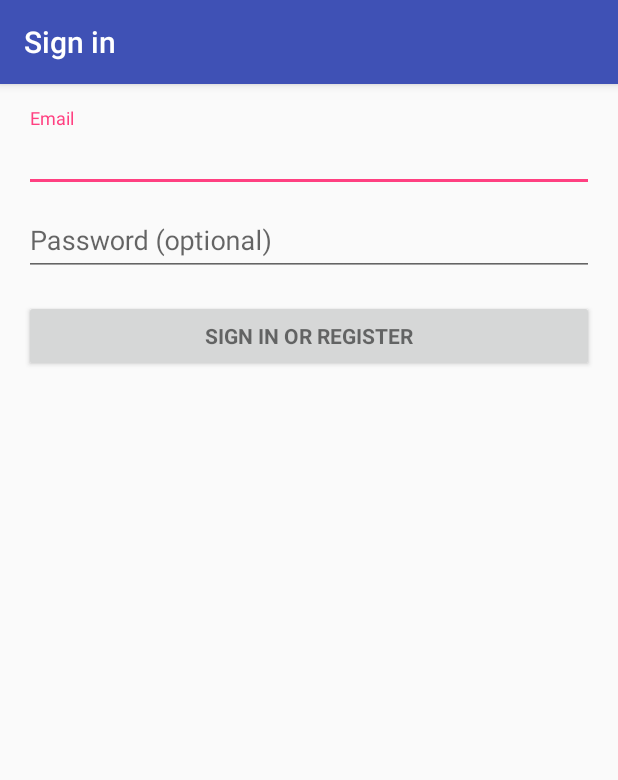
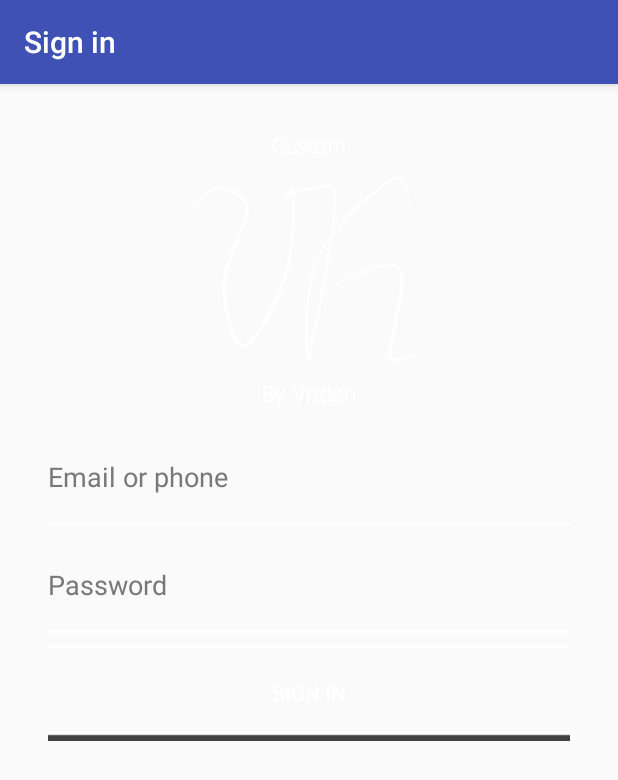
Before and after one commit to AndroidLyceum/VkVftdan, an Android app: the LoginActivity screen opened directly, with no data from a screen before it, on a phone screen of 412 x 824 dp. Shown: the top 780 px of the screen. Run offline under Robolectric (Android 15) with nearby library versions, the phone set to English and light mode, and no system bars; 4 statements that could not run were skipped.

Commit message:
"loginscreen

```diff
--- a/mobile/build.gradle
+++ b/mobile/build.gradle
@@ -5,7 +5,7 @@ android {
     buildToolsVersion "25.0.2"
     defaultConfig {
         applicationId "io.github.vftdan.customvk"
-        minSdkVersion 14
+        minSdkVersion 19
         targetSdkVersion 25
         versionCode 1
         versionName "1.0"
--- a/mobile/src/main/java/io/github/vftdan/customvk/LoginActivity.java
+++ b/mobile/src/main/java/io/github/vftdan/customvk/LoginActivity.java
@@ -70,11 +70,11 @@ public class LoginActivity extends AppCompatActivity implements LoaderCallbacks<
         mEmailView = (AutoCompleteTextView) findViewById(R.id.email);
         populateAutoComplete();
 
-        mPasswordView = (EditText) findViewById(R.id.password);
+        mPasswordView = (EditText) findViewById(R.id.password_text);
         mPasswordView.setOnEditorActionListener(new TextView.OnEditorActionListener() {
             @Override
             public boolean onEditorAction(TextView textView, int id, KeyEvent keyEvent) {
-                if (id == R.id.login || id == EditorInfo.IME_NULL) {
+                if (id == R.id.login_text || id == EditorInfo.IME_NULL) {
                     attemptLogin();
                     return true;
                 }
@@ -82,7 +82,7 @@ public class LoginActivity extends AppCompatActivity implements LoaderCallbacks<
             }
         });
 
-        Button mEmailSignInButton = (Button) findViewById(R.id.email_sign_in_button);
+        Button mEmailSignInButton = (Button) findViewById(R.id.signIn_button);
         mEmailSignInButton.setOnClickListener(new OnClickListener() {
             @Override
             public void onClick(View view) {
--- a/mobile/src/main/java/io/github/vftdan/customvk/MainActivity.java
+++ b/mobile/src/main/java/io/github/vftdan/customvk/MainActivity.java
@@ -1,5 +1,7 @@
 package io.github.vftdan.customvk;
 
+import android.app.Activity;
+import android.content.Intent;
 import android.support.v7.app.AppCompatActivity;
 import android.os.Bundle;
 import android.widget.TextView;
@@ -15,10 +17,10 @@ public class MainActivity extends AppCompatActivity {
     protected void onCreate(Bundle savedInstanceState) {
         super.onCreate(savedInstanceState);
         setContentView(R.layout.activity_main);
-
+        startActivity(new Intent("LoginActivity"));
         // Example of a call to a native method
-        TextView tv = (TextView) findViewById(R.id.sample_text);
-        tv.setText(stringFromJNI());
+        /*TextView tv = (TextView) findViewById(R.id.sample_text);
+        tv.setText(stringFromJNI());*/
     }
 
     /**
--- a/mobile/src/main/res/layout/activity_login.xml
+++ b/mobile/src/main/res/layout/activity_login.xml
@@ -1,14 +1,18 @@
 <LinearLayout xmlns:android="http://schemas.android.com/apk/res/android"
+              xmlns:app="http://schemas.android.com/apk/res-auto"
               xmlns:tools="http://schemas.android.com/tools"
               android:layout_width="match_parent"
               android:layout_height="match_parent"
               android:gravity="center_horizontal"
               android:orientation="vertical"
               android:paddingBottom="@dimen/activity_vertical_margin"
-              android:paddingLeft="@dimen/activity_horizontal_margin"
-              android:paddingRight="@dimen/activity_horizontal_margin"
+              android:paddingLeft="0dp"
+              android:paddingRight="0dp"
               android:paddingTop="@dimen/activity_vertical_margin"
-              tools:context="io.github.vftdan.customvk.LoginActivity">
+              tools:context="io.github.vftdan.customvk.LoginActivity"
+              tools:paddingBottom="0dp"
+              tools:background="#103080"
+              android:id="@+id/login_form">
 
     <!-- Login progress -->
     <ProgressBar
@@ -19,59 +23,52 @@
         android:layout_marginBottom="8dp"
         android:visibility="gone"/>
 
-    <ScrollView
-        android:id="@+id/login_form"
+    <ImageView
+        app:srcCompat="@drawable/logo512"
+        android:id="@+id/imageView"
         android:layout_width="match_parent"
-        android:layout_height="match_parent">
+        android:layout_height="210dp"/>
 
-        <LinearLayout
-            android:id="@+id/email_login_form"
+    <EditText
         android:layout_width="match_parent"
         android:layout_height="wrap_content"
-            android:orientation="vertical">
+        android:inputType="textPersonName"
+        android:ems="10"
+        android:id="@+id/login_text"
+        android:layout_marginRight="32dp"
+        android:layout_marginLeft="32dp"
+        android:background="@drawable/textbox_border"
+        android:hint="Email or phone"
+        android:textColor="@color/darkbg_textbox_color"
+        android:textColorHint="@color/darkbg_textbox_hintcolor"
+        android:layout_marginBottom="4dp"
+        android:layout_marginTop="4dp"/>
 
-            <android.support.design.widget.TextInputLayout
-                android:layout_width="match_parent"
-                android:layout_height="wrap_content">
-
-                <AutoCompleteTextView
-                    android:id="@+id/email"
+    <EditText
         android:layout_width="match_parent"
         android:layout_height="wrap_content"
-                    android:hint="@string/prompt_email"
-                    android:inputType="textEmailAddress"
-                    android:maxLines="1"
-                    android:singleLine="true"/>
+        android:inputType="textPassword"
+        android:ems="10"
+        android:id="@+id/password_text"
+        android:layout_marginRight="32dp"
+        android:layout_marginLeft="32dp"
+        android:background="@drawable/textbox_border"
+        android:hint="Password"
+        android:textColor="@color/darkbg_textbox_color"
+        android:textColorHint="@color/darkbg_textbox_hintcolor"
+        android:layout_marginBottom="4dp"
+        android:layout_marginTop="4dp"/>
 
-            </android.support.design.widget.TextInputLayout>
-
-            <android.support.design.widget.TextInputLayout
-                android:layout_width="match_parent"
-                android:layout_height="wrap_content">
-
-                <EditText
-                    android:id="@+id/password"
+    <Button
+        android:text="Sign In"
         android:layout_width="match_parent"
         android:layout_height="wrap_content"
-                    android:hint="@string/prompt_password"
-                    android:imeActionId="@+id/login"
-                    android:imeActionLabel="@string/action_sign_in_short"
-                    android:imeOptions="actionUnspecified"
-                    android:inputType="textPassword"
-                    android:maxLines="1"
-                    android:singleLine="true"/>
-
-            </android.support.design.widget.TextInputLayout>
-
-            <Button
-                android:id="@+id/email_sign_in_button"
-                style="?android:textAppearanceSmall"
-                android:layout_width="match_parent"
-                android:layout_height="wrap_content"
-                android:layout_marginTop="16dp"
-                android:text="@string/action_sign_in"
-                android:textStyle="bold"/>
+        android:id="@+id/signIn_button"
+        android:layout_marginLeft="32dp"
+        android:layout_marginRight="32dp"
+        android:background="@drawable/button_border"
+        android:layout_marginTop="4dp"
+        android:layout_marginBottom="4dp"
+        android:textColor="@color/darkbg_button_color"/>
 
 </LinearLayout>
-    </ScrollView>
-</LinearLayout>
--- a/mobile/src/main/res/values/colors.xml
+++ b/mobile/src/main/res/values/colors.xml
@@ -3,4 +3,7 @@
     <color name="colorPrimary">#3F51B5</color>
     <color name="colorPrimaryDark">#303F9F</color>
     <color name="colorAccent">#FF4081</color>
+    <color name="darkbg_textbox_color">#fa0a0a0a</color>
+    <color name="darkbg_textbox_hintcolor">#de646464</color>
+    <color name="darkbg_button_color">#ffffff</color>
 </resources>
--- a/mobile/src/main/res/values/strings.xml
+++ b/mobile/src/main/res/values/strings.xml
@@ -1,7 +1,7 @@
 <resources>
     <string name="app_name">CustomVk</string>
     <string name="title_activity_login">Sign in</string>
-
+    <string name="sample_text">Sample Text</string>
     <!-- Strings related to login -->
     <string name="prompt_email">Email</string>
     <string name="prompt_password">Password (optional)</string>
```
Also changed, not shown: mobile/src/main/res/drawable/button_border.png (added), mobile/src/main/res/drawable/button_downborder.png (added), mobile/src/main/res/drawable/button_hoverborder.png (added), mobile/src/main/res/drawable/logo512.png (added), mobile/src/main/res/drawable/textbox_border.png (added), mobile/src/main/res/drawable/textbox_borderleft.png (added), mobile/src/main/res/drawable/textbox_borderright.png (added). Lines whose indentation alone changed are shown as unchanged.
